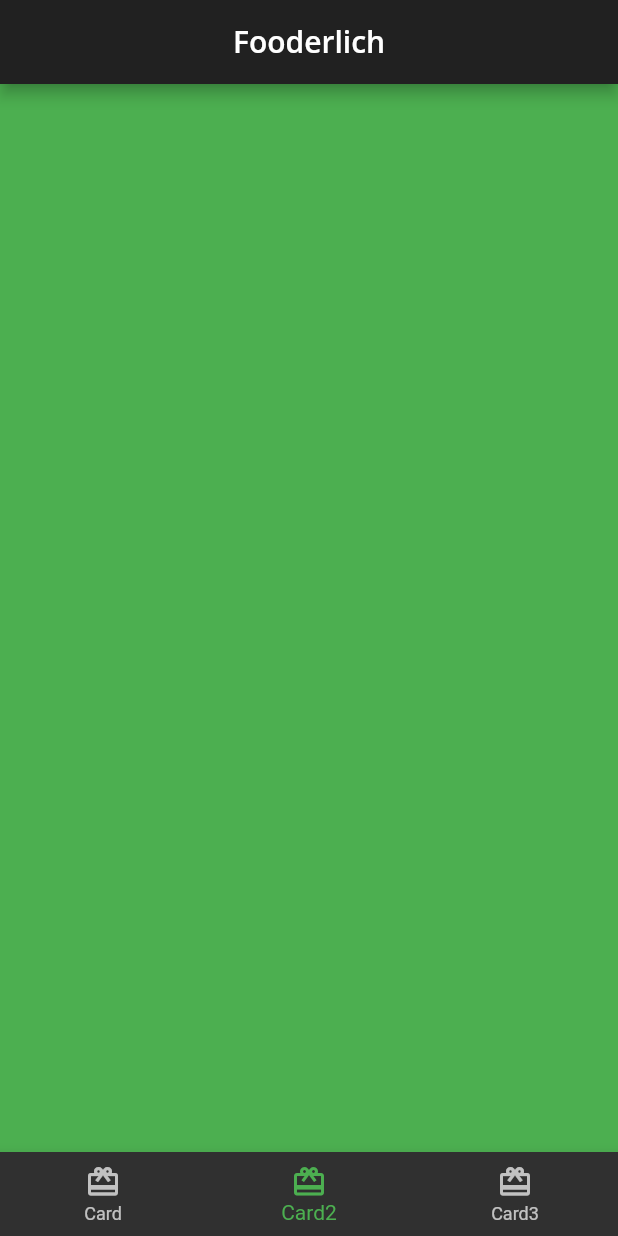
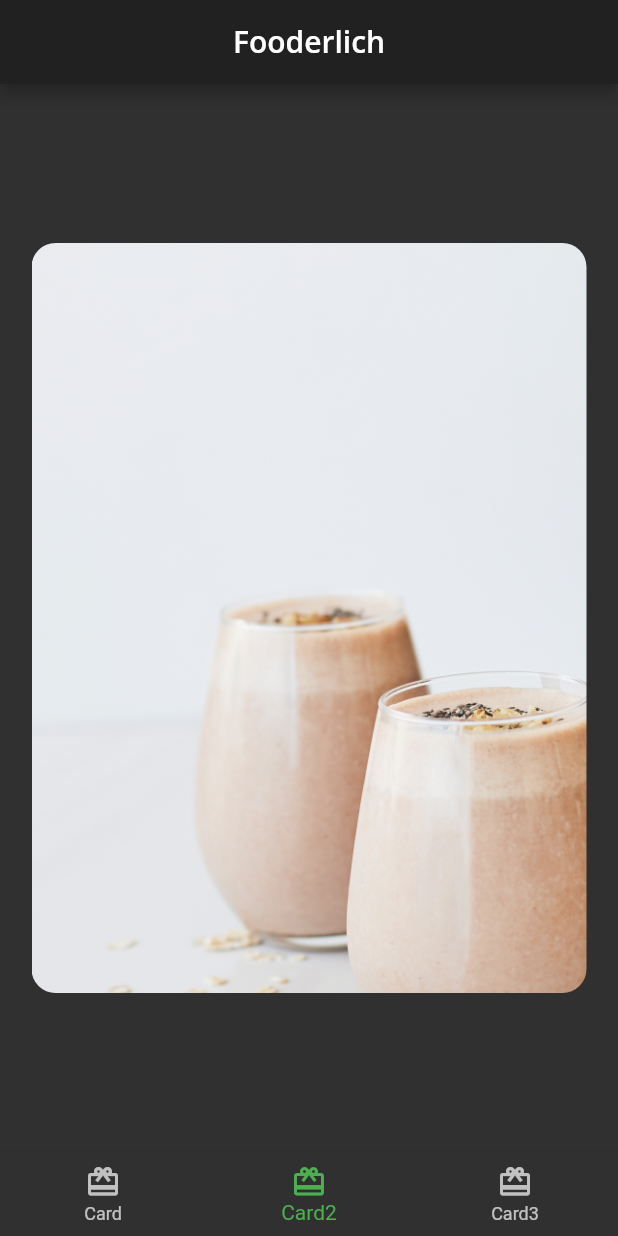
Before and after one commit to vinaytiparadi/flutter_fooderlich, a Flutter app: the screen it shows after launch, item 2 of the bottom bar chosen, on a phone screen of 412 x 824 dp. Run offline on Flutter 3.47's test engine with Material 2 defaults, Android fonts, the phone set to English and light mode, and no system bars; our stand-ins replace google_fonts.

```diff
--- a/lib/card1.dart
+++ b/lib/card1.dart
@@ -13,7 +13,6 @@ class Card1 extends StatelessWidget {
   Widget build(BuildContext context) {
     // 3
     return Center(
-      // TODO: Card1 Decorate Container
       child: Container(
         child: Stack(
                 children: [
--- a/lib/card2.dart
+++ b/lib/card2.dart
@@ -8,8 +8,8 @@ class Card2 extends StatelessWidget {
       // 1
       child: Container(
         constraints: const BoxConstraints.expand(
-          width: 350,
-          height: 450,
+          width: 370,
+          height: 500,
         ),
         decoration: const BoxDecoration(
           image: DecorationImage(
@@ -17,7 +17,7 @@ class Card2 extends StatelessWidget {
             fit: BoxFit.cover,
           ),
           borderRadius: BorderRadius.all(
-            Radius.circular(10.0),
+            Radius.circular(16.0),
           ),
         ),
         // 2
--- a/lib/home.dart
+++ b/lib/home.dart
@@ -1,5 +1,6 @@
 import 'package:flutter/material.dart';
 import 'card1.dart';
+import 'card2.dart';
 
 // 1
 class Home extends StatefulWidget {
@@ -13,8 +14,7 @@ class _HomeState extends State<Home> {
   // 8
   static List<Widget> pages = <Widget>[
     const Card1(),
-    // TODO: Replace with Card2
-    Container(color: Colors.green),
+    const Card2(),
     // TODO: Replace with Card3
     Container(color: Colors.blue)
   ];
```
Also changed, not shown: lib/circle_image.dart (added, +26 -0 lines).
